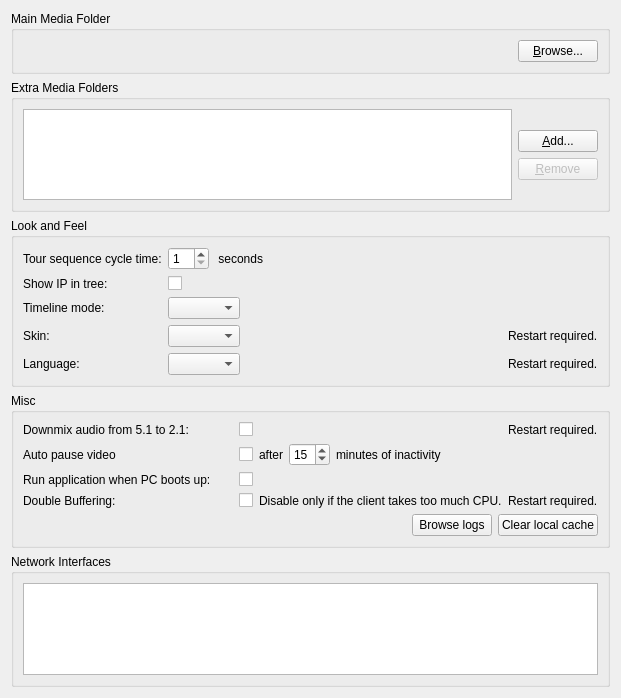
First picture: the form in client/src/ui/widgets/settings/general_preferences_widget.ui, repository networkoptix/nx_open, before the edit.
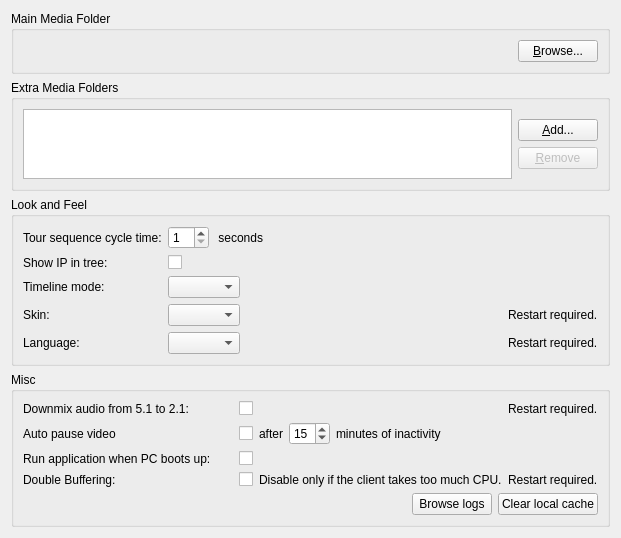
Second picture: the form after the edit.

Commit message:
(Issue #3903) :  Reduce Local Settings high
(Issue #3904) :  Remove Local Settings-> General -> Network Interfaces

<==== Mercurial data ====>
Branch: master

Diff of the .ui file:
```diff
--- a/client/src/ui/widgets/settings/general_preferences_widget.ui
+++ b/client/src/ui/widgets/settings/general_preferences_widget.ui
@@ -6,8 +6,8 @@
    <rect>
     <x>0</x>
     <y>0</y>
-    <width>616</width>
-    <height>698</height>
+    <width>580</width>
+    <height>517</height>
    </rect>
   </property>
   <property name="windowTitle">
@@ -530,25 +530,6 @@
      </layout>
     </widget>
    </item>
-   <item>
-    <widget class="QGroupBox" name="networkInterfacesGroupBox">
-     <property name="title">
-      <string>Network Interfaces</string>
-     </property>
-     <layout class="QVBoxLayout" name="verticalLayout_13">
-      <item>
-       <widget class="QListWidget" name="networkInterfacesList">
-        <property name="maximumSize">
-         <size>
-          <width>16777215</width>
-          <height>110</height>
-         </size>
-        </property>
-       </widget>
-      </item>
-     </layout>
-    </widget>
-   </item>
   </layout>
  </widget>
  <resources/>
```
The commit also changes 1 other file.
